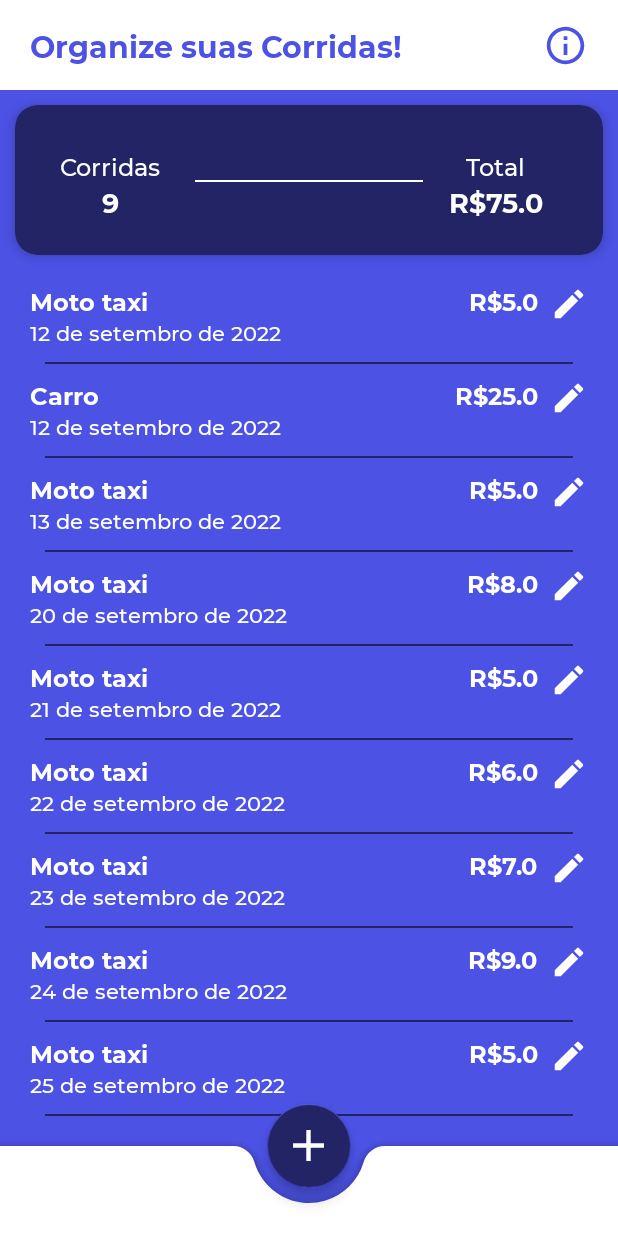
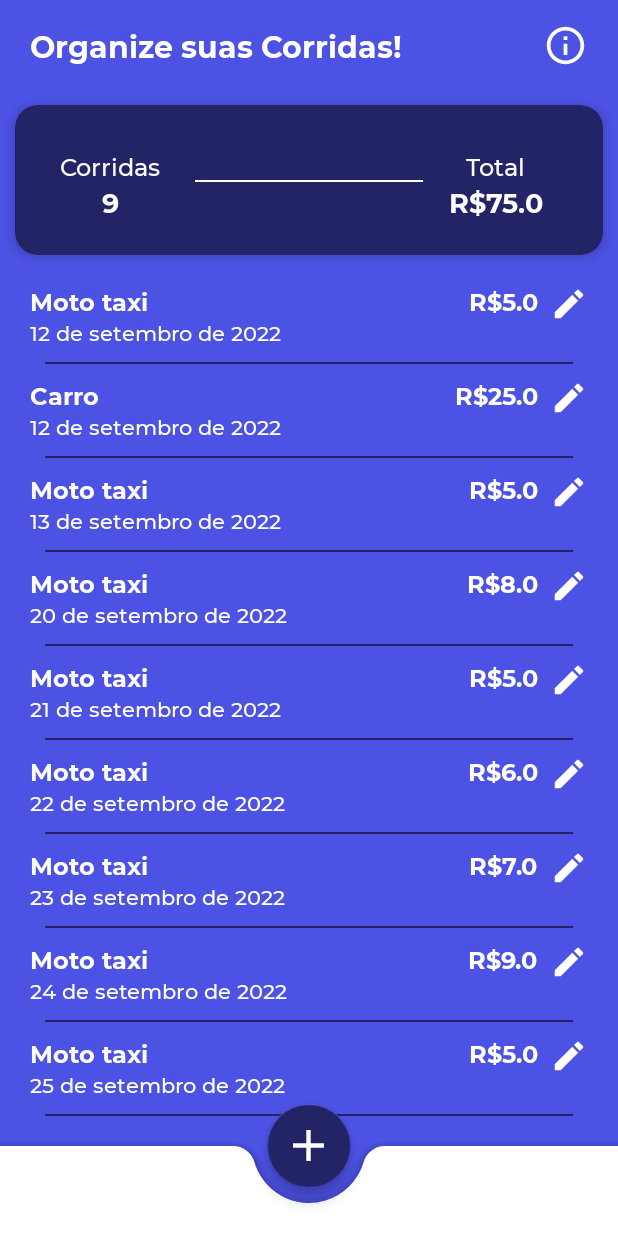
Before and after one commit to guilhermerauj0/Corridas, an Android app: the screen it shows after launch (MainActivity), on a phone screen of 412 x 824 dp. Run offline under Robolectric (Android 15) with nearby library versions, the phone set to English and light mode, and no system bars.

Commit message:
remove white background of action bar

```diff
--- a/app/src/main/res/drawable/ic_arrow_back.xml
+++ b/app/src/main/res/drawable/ic_arrow_back.xml
@@ -1,4 +1,4 @@
-<vector android:height="24dp" android:tint="@color/blueprincipal"
+<vector android:height="24dp" android:tint="@color/white"
     android:viewportHeight="24" android:viewportWidth="24"
     android:width="24dp" xmlns:android="http://schemas.android.com/apk/res/android">
     <path android:fillColor="@android:color/white" android:pathData="M17.77,3.77l-1.77,-1.77l-10,10l10,10l1.77,-1.77l-8.23,-8.23z"/>
--- a/app/src/main/res/drawable/ic_info.xml
+++ b/app/src/main/res/drawable/ic_info.xml
@@ -1,4 +1,4 @@
-<vector android:height="24dp" android:tint="@color/blueprincipal"
+<vector android:height="24dp" android:tint="@color/white"
     android:viewportHeight="24" android:viewportWidth="24"
     android:width="24dp" xmlns:android="http://schemas.android.com/apk/res/android">
     <path android:fillColor="@android:color/white" android:pathData="M11,7h2v2h-2zM11,11h2v6h-2zM12,2C6.48,2 2,6.48 2,12s4.48,10 10,10 10,-4.48 10,-10S17.52,2 12,2zM12,20c-4.41,0 -8,-3.59 -8,-8s3.59,-8 8,-8 8,3.59 8,8 -3.59,8 -8,8z"/>
--- a/app/src/main/res/layout/activity_main.xml
+++ b/app/src/main/res/layout/activity_main.xml
@@ -11,8 +11,7 @@
         android:id="@+id/main_action_bar"
         android:layout_width="match_parent"
         android:layout_height="60dp"
-        app:layout_constraintTop_toTopOf="parent"
-        android:background="@color/white">
+        app:layout_constraintTop_toTopOf="parent">
 
         <TextView
             android:id="@+id/main_tv_organize"
@@ -23,7 +22,7 @@
             android:layout_marginStart="20dp"
             app:layout_constraintStart_toStartOf="parent"
             app:layout_constraintTop_toTopOf="parent"
-            android:textColor="@color/blueprincipal"
+            android:textColor="@color/white"
             android:fontFamily="@font/montserratbold"
             app:layout_constraintBottom_toBottomOf="parent" />
 
--- a/app/src/main/res/layout/activity_race_add.xml
+++ b/app/src/main/res/layout/activity_race_add.xml
@@ -11,8 +11,7 @@
         android:id="@+id/main_action_bar"
         android:layout_width="match_parent"
         android:layout_height="60dp"
-        app:layout_constraintTop_toTopOf="parent"
-        android:background="@color/white">
+        app:layout_constraintTop_toTopOf="parent">
 
         <ImageView
             android:layout_width="25dp"
@@ -33,7 +32,7 @@
             android:layout_marginStart="20dp"
             app:layout_constraintStart_toEndOf="@+id/iv_return"
             app:layout_constraintTop_toTopOf="parent"
-            android:textColor="@color/blueprincipal"
+            android:textColor="@color/white"
             android:fontFamily="@font/montserratbold"
             app:layout_constraintBottom_toBottomOf="parent"/>
 
```
